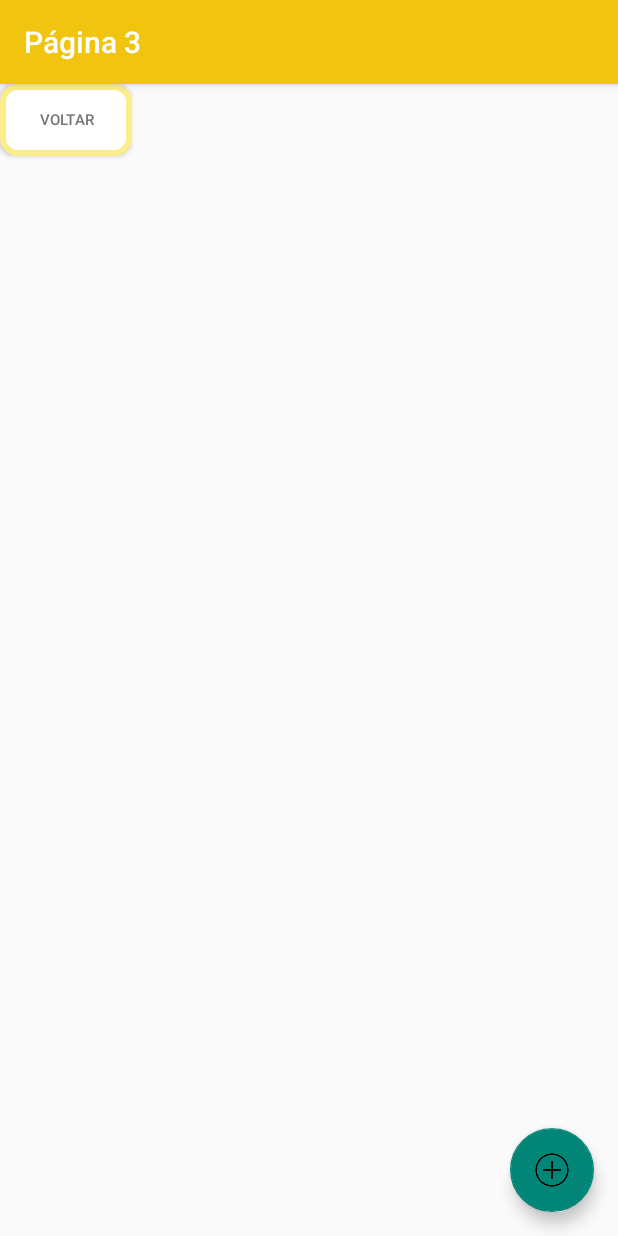
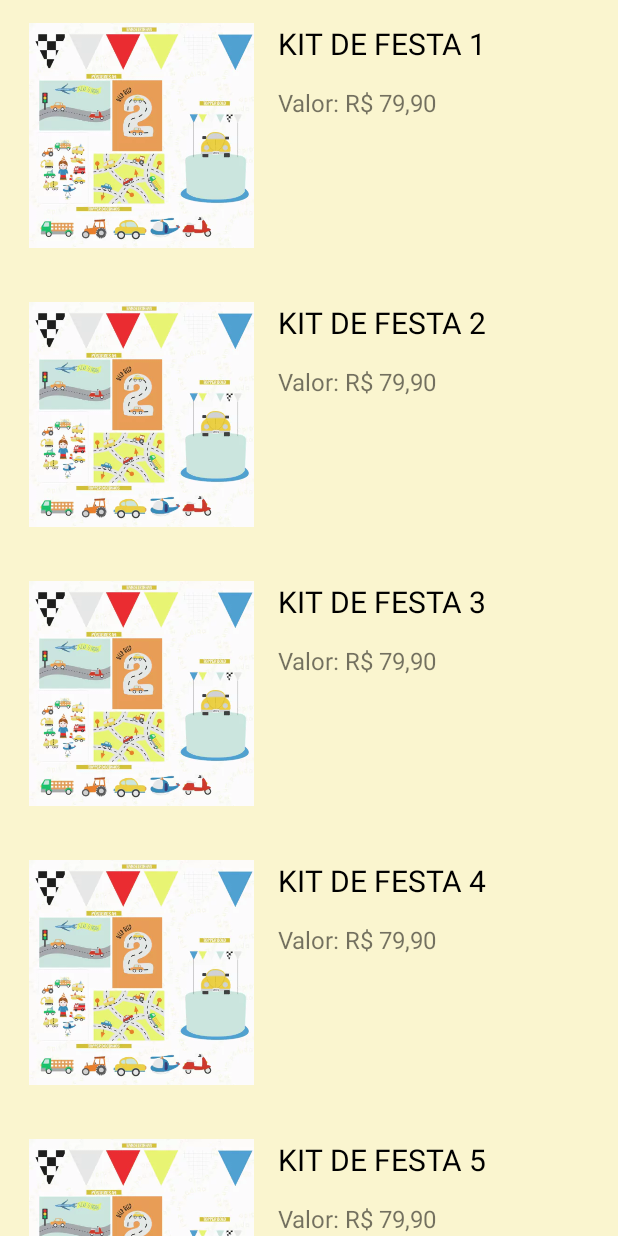
Before and after one commit to mehvitor/Atividade-Reflexiva, an Android app: the MainActivity3 screen opened directly, with no data from a screen before it, on a phone screen of 412 x 824 dp. Run offline under Robolectric (Android 15) with nearby library versions, the phone set to English and light mode, and no system bars; our stand-ins replace navigation-ui.

Commit message:
Terminei as RecyclerView e assim conclui o trabalho

```diff
--- a/app/src/main/java/vitortellesescame/com/atividadereflexiva/MainActivity3.java
+++ b/app/src/main/java/vitortellesescame/com/atividadereflexiva/MainActivity3.java
@@ -27,8 +27,6 @@ public class MainActivity3 extends AppCompatActivity {
     Adapter adapter;
     ArrayList<String> items;
 
-    private AppBarConfiguration appBarConfiguration;
-    private ActivityMain3Binding binding;
 
     @Override
     protected void onCreate(Bundle savedInstanceState) {
@@ -36,10 +34,12 @@ public class MainActivity3 extends AppCompatActivity {
         setContentView(R.layout.activity_main3);
 
         items = new ArrayList<>();
-        items.add("Primeiro item do Cardview");
-        items.add("Segundo item do Cardview");
-        items.add("Terceiro item do Cardview");
-        items.add("Quarto item do Cardview");
+        items.add("KIT DE FESTA 1");
+        items.add("KIT DE FESTA 2");
+        items.add("KIT DE FESTA 3");
+        items.add("KIT DE FESTA 4");
+        items.add("KIT DE FESTA 5");
+        items.add("KIT DE FESTA 6");
 
         recyclerView = findViewById(R.id.recyclerView);
         recyclerView.setLayoutManager(new LinearLayoutManager(this));
@@ -47,27 +47,6 @@ public class MainActivity3 extends AppCompatActivity {
         recyclerView.setAdapter(adapter);
 
 
-        binding = ActivityMain3Binding.inflate(getLayoutInflater());
-        setContentView(binding.getRoot());
-
-        setSupportActionBar(binding.toolbar);
-
-        binding.fab.setOnClickListener(new View.OnClickListener() {
-            @Override
-            public void onClick(View view) {
-                Snackbar.make(view, "Replace with your own action", Snackbar.LENGTH_LONG)
-                        .setAnchorView(R.id.fab)
-                        .setAction("Action", null).show();
-            }
-        });
-
-        Button btnback2 = findViewById(R.id.botaovoltar2);
-        btnback2.setOnClickListener(new View.OnClickListener() {
-            @Override
-            public void onClick(View v) {
-                startActivity(new Intent(getApplicationContext(), MainActivity2.class));
-            }
-        });
 
 
     }
--- a/app/src/main/res/layout/activity_main3.xml
+++ b/app/src/main/res/layout/activity_main3.xml
@@ -1,36 +1,19 @@
 <?xml version="1.0" encoding="utf-8"?>
-<androidx.coordinatorlayout.widget.CoordinatorLayout xmlns:android="http://schemas.android.com/apk/res/android"
+<androidx.constraintlayout.widget.ConstraintLayout xmlns:android="http://schemas.android.com/apk/res/android"
     xmlns:app="http://schemas.android.com/apk/res-auto"
     xmlns:tools="http://schemas.android.com/tools"
+    android:id="@+id/coordinatorLayout"
     android:layout_width="match_parent"
     android:layout_height="match_parent"
     android:fitsSystemWindows="true"
     tools:context=".MainActivity3">
 
-    <com.google.android.material.appbar.AppBarLayout
+    <androidx.recyclerview.widget.RecyclerView
+        android:id="@+id/recyclerView"
         android:layout_width="match_parent"
-        android:layout_height="wrap_content"
-        android:fitsSystemWindows="true">
+        android:layout_height="match_parent"
+        app:layout_constraintEnd_toEndOf="parent"
+        app:layout_constraintStart_toStartOf="parent"
+        app:layout_constraintTop_toTopOf="parent" />
 
-        <com.google.android.material.appbar.MaterialToolbar
-            android:id="@+id/toolbar"
-            android:layout_width="match_parent"
-            android:background="#f1c40f"
-            app:title="Página 3"
-            app:titleTextColor="@color/white"
-            android:layout_height="?attr/actionBarSize" />
-
-    </com.google.android.material.appbar.AppBarLayout>
-
-    <include layout="@layout/content_main3" />
-
-    <com.google.android.material.floatingactionbutton.FloatingActionButton
-        android:id="@+id/fab"
-        android:layout_width="wrap_content"
-        android:layout_height="wrap_content"
-        android:layout_gravity="bottom|end"
-        android:layout_marginEnd="@dimen/fab_margin"
-        android:layout_marginBottom="16dp"
-        app:srcCompat="@drawable/img_4" />
-
-</androidx.coordinatorlayout.widget.CoordinatorLayout>
+</androidx.constraintlayout.widget.ConstraintLayout>
```
